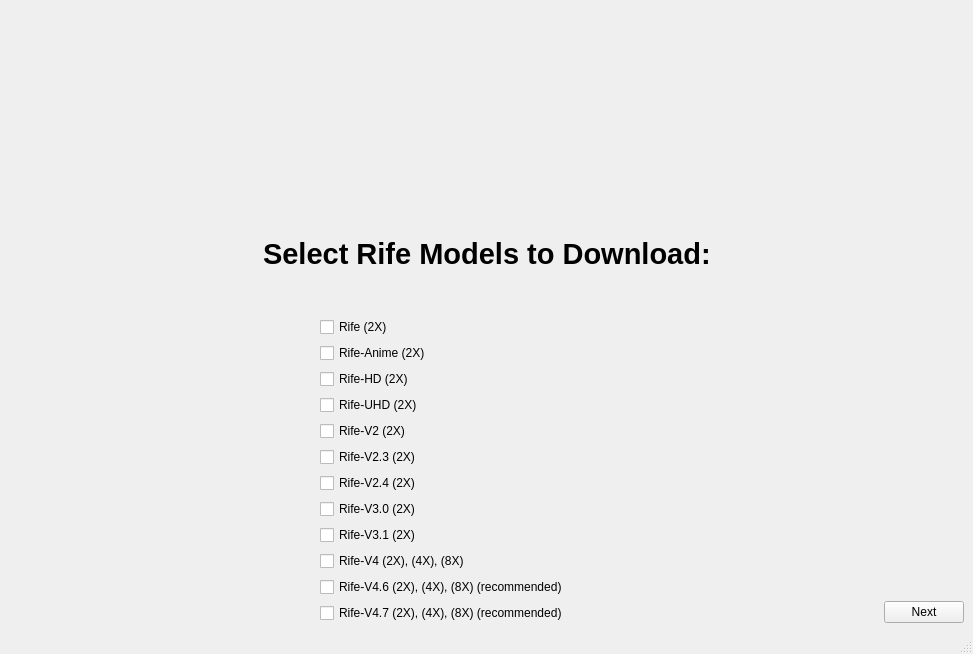
Before: the Qt Designer form src/getModels/SelectModels.ui in TNTwise/REAL-Video-Enhancer, drawn with Qt 5.
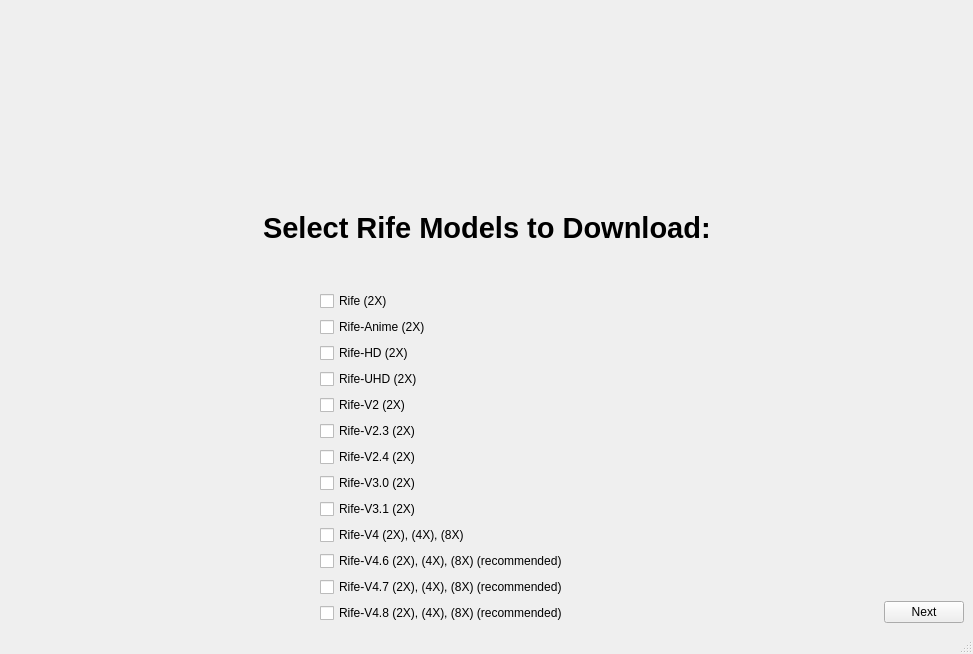
After: the same form once the commit is applied.

Commit message: add rife-v4.8(Thanks mafiosnik777/Styler00dollar)

What changed in the file:
```diff
--- a/src/getModels/SelectModels.ui
+++ b/src/getModels/SelectModels.ui
@@ -183,6 +183,13 @@
               </property>
              </widget>
             </item>
+            <item>
+             <widget class="QCheckBox" name="rife48">
+              <property name="text">
+               <string>Rife-V4.8 (2X), (4X), (8X) (recommended)</string>
+              </property>
+             </widget>
+            </item>
            </layout>
           </item>
           <item>
```
The commit also changes 17 other files.
